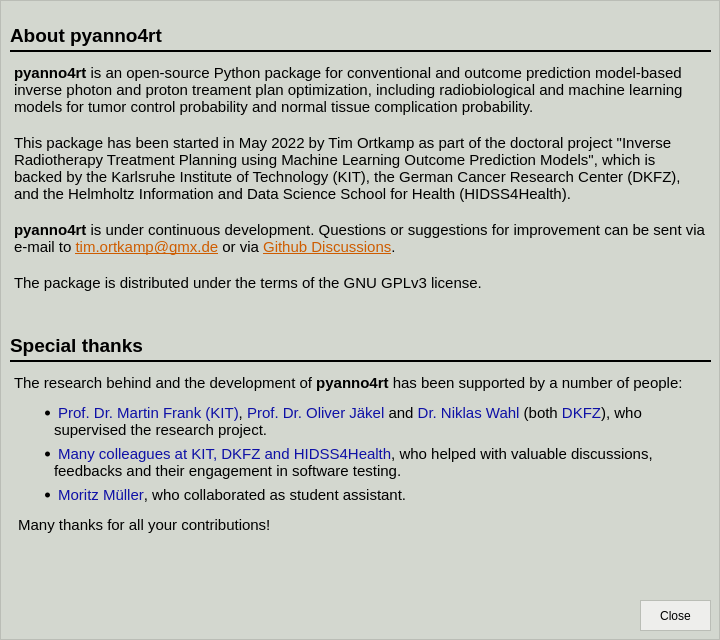
First picture: the form in pyanno4rt/gui/designs/info_window.ui, repository pyanno4rt/pyanno4rt, before the edit.
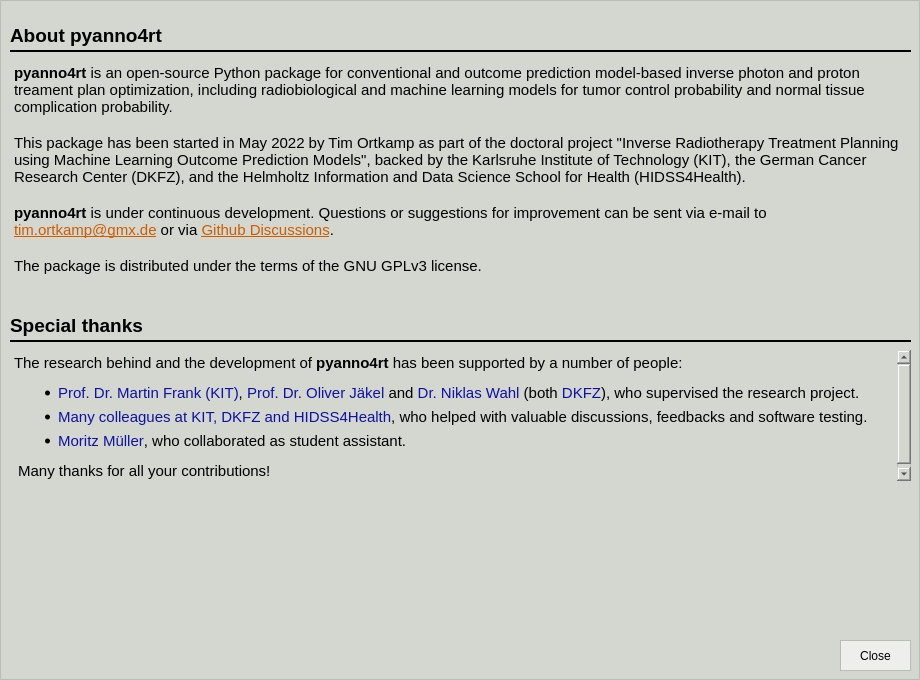
Second picture: the form after the edit.

What changed in the file:
```diff
--- a/pyanno4rt/gui/designs/info_window.ui
+++ b/pyanno4rt/gui/designs/info_window.ui
@@ -9,20 +9,20 @@
    <rect>
     <x>0</x>
     <y>0</y>
-    <width>720</width>
-    <height>640</height>
+    <width>920</width>
+    <height>680</height>
    </rect>
   </property>
   <property name="minimumSize">
    <size>
-    <width>720</width>
-    <height>640</height>
+    <width>920</width>
+    <height>680</height>
    </size>
   </property>
   <property name="maximumSize">
    <size>
-    <width>720</width>
-    <height>640</height>
+    <width>920</width>
+    <height>680</height>
    </size>
   </property>
   <property name="windowTitle">
@@ -44,7 +44,7 @@
      <rect>
       <x>10</x>
       <y>50</y>
-      <width>701</width>
+      <width>901</width>
       <height>2</height>
      </rect>
     </property>
@@ -92,8 +92,8 @@
      <rect>
       <x>10</x>
       <y>60</y>
-      <width>701</width>
-      <height>301</height>
+      <width>901</width>
+      <height>221</height>
      </rect>
     </property>
     <property name="styleSheet">
@@ -109,7 +109,7 @@
 &lt;/style&gt;&lt;/head&gt;&lt;body style=&quot; font-family:'Ubuntu'; font-size:11pt; font-weight:400; font-style:normal;&quot;&gt;
 &lt;p style=&quot; margin-top:0px; margin-bottom:0px; margin-left:0px; margin-right:0px; -qt-block-indent:0; text-indent:0px;&quot;&gt;&lt;span style=&quot; font-weight:600;&quot;&gt;pyanno4rt&lt;/span&gt; is an open-source Python package for conventional and outcome prediction model-based inverse photon and proton treament plan optimization, including radiobiological and machine learning models for tumor control probability and normal tissue complication probability.&lt;/p&gt;
 &lt;p style=&quot;-qt-paragraph-type:empty; margin-top:0px; margin-bottom:0px; margin-left:0px; margin-right:0px; -qt-block-indent:0; text-indent:0px;&quot;&gt;&lt;br /&gt;&lt;/p&gt;
-&lt;p style=&quot; margin-top:0px; margin-bottom:0px; margin-left:0px; margin-right:0px; -qt-block-indent:0; text-indent:0px;&quot;&gt;This package has been started in May 2022 by Tim Ortkamp as part of the doctoral project &amp;quot;Inverse Radiotherapy Treatment Planning using Machine Learning Outcome Prediction Models&amp;quot;, which is backed by the Karlsruhe Institute of Technology (KIT), the German Cancer Research Center (DKFZ), and the Helmholtz Information and Data Science School for Health (HIDSS4Health).&lt;/p&gt;
+&lt;p style=&quot; margin-top:0px; margin-bottom:0px; margin-left:0px; margin-right:0px; -qt-block-indent:0; text-indent:0px;&quot;&gt;This package has been started in May 2022 by Tim Ortkamp as part of the doctoral project &amp;quot;Inverse Radiotherapy Treatment Planning using Machine Learning Outcome Prediction Models&amp;quot;, backed by the Karlsruhe Institute of Technology (KIT), the German Cancer Research Center (DKFZ), and the Helmholtz Information and Data Science School for Health (HIDSS4Health).&lt;/p&gt;
 &lt;p style=&quot;-qt-paragraph-type:empty; margin-top:0px; margin-bottom:0px; margin-left:0px; margin-right:0px; -qt-block-indent:0; text-indent:0px;&quot;&gt;&lt;br /&gt;&lt;/p&gt;
 &lt;p style=&quot; margin-top:0px; margin-bottom:0px; margin-left:0px; margin-right:0px; -qt-block-indent:0; text-indent:0px;&quot;&gt;&lt;span style=&quot; font-weight:600;&quot;&gt;pyanno4rt&lt;/span&gt; is under continuous development. Questions or suggestions for improvement can be sent via e-mail to &lt;a href=&quot;mailto:tim.ortkamp@gmx.de?subject=pyanno4rt&quot;&gt;&lt;span style=&quot; text-decoration: underline; color:#ce5c00;&quot;&gt;tim.ortkamp@gmx.de&lt;/span&gt;&lt;/a&gt; or via &lt;a href=&quot;https://github.com/pyanno4rt/pyanno4rt/discussions&quot;&gt;&lt;span style=&quot; text-decoration: underline; color:#ce5c00;&quot;&gt;Github Discussions&lt;/span&gt;&lt;/a&gt;.&lt;/p&gt;
 &lt;p style=&quot;-qt-paragraph-type:empty; margin-top:0px; margin-bottom:0px; margin-left:0px; margin-right:0px; -qt-block-indent:0; text-indent:0px;&quot;&gt;&lt;br /&gt;&lt;/p&gt;
@@ -126,8 +126,8 @@
     <property name="geometry">
      <rect>
       <x>10</x>
-      <y>360</y>
-      <width>701</width>
+      <y>340</y>
+      <width>901</width>
       <height>2</height>
      </rect>
     </property>
@@ -151,7 +151,7 @@
     <property name="geometry">
      <rect>
       <x>10</x>
-      <y>330</y>
+      <y>310</y>
       <width>181</width>
       <height>31</height>
      </rect>
@@ -174,9 +174,9 @@
     <property name="geometry">
      <rect>
       <x>10</x>
-      <y>370</y>
-      <width>701</width>
-      <height>181</height>
+      <y>350</y>
+      <width>901</width>
+      <height>131</height>
      </rect>
     </property>
     <property name="styleSheet">
@@ -192,7 +192,7 @@
 &lt;/style&gt;&lt;/head&gt;&lt;body style=&quot; font-family:'Ubuntu'; font-size:11pt; font-weight:400; font-style:normal;&quot;&gt;
 &lt;p style=&quot; margin-top:0px; margin-bottom:0px; margin-left:0px; margin-right:0px; -qt-block-indent:0; text-indent:0px;&quot;&gt;The research behind and the development of &lt;span style=&quot; font-weight:600;&quot;&gt;pyanno4rt&lt;/span&gt; has been supported by a number of people: &lt;/p&gt;
 &lt;ul style=&quot;margin-top: 0px; margin-bottom: 0px; margin-left: 0px; margin-right: 0px; -qt-list-indent: 1;&quot;&gt;&lt;li style=&quot; margin-top:12px; margin-bottom:6px; margin-left:0px; margin-right:0px; -qt-block-indent:0; text-indent:0px;&quot;&gt; &lt;span style=&quot; color:#0e10a6;&quot;&gt;Prof. Dr. Martin Frank (KIT)&lt;/span&gt;, &lt;span style=&quot; color:#0e10a6;&quot;&gt;Prof. Dr. Oliver Jäkel&lt;/span&gt; and &lt;span style=&quot; color:#0e10a6;&quot;&gt;Dr. Niklas Wahl&lt;/span&gt; (both &lt;span style=&quot; color:#0e10a6;&quot;&gt;DKFZ&lt;/span&gt;), who supervised the research project.&lt;/li&gt;
-&lt;li style=&quot; margin-top:0px; margin-bottom:6px; margin-left:0px; margin-right:0px; -qt-block-indent:0; text-indent:0px;&quot;&gt; &lt;span style=&quot; color:#0e10a6;&quot;&gt;Many colleagues at KIT, DKFZ and HIDSS4Health&lt;/span&gt;, who helped with valuable discussions, feedbacks and their engagement in software testing.&lt;/li&gt;
+&lt;li style=&quot; margin-top:0px; margin-bottom:6px; margin-left:0px; margin-right:0px; -qt-block-indent:0; text-indent:0px;&quot;&gt; &lt;span style=&quot; color:#0e10a6;&quot;&gt;Many colleagues at KIT, DKFZ and HIDSS4Health&lt;/span&gt;, who helped with valuable discussions, feedbacks and software testing.&lt;/li&gt;
 &lt;li style=&quot; margin-top:0px; margin-bottom:12px; margin-left:0px; margin-right:0px; -qt-block-indent:0; text-indent:0px;&quot;&gt; &lt;span style=&quot; color:#0e10a6;&quot;&gt;Moritz Müller&lt;/span&gt;, who collaborated as student assistant.&lt;/li&gt;&lt;/ul&gt;
 &lt;p style=&quot; margin-top:0px; margin-bottom:0px; margin-left:0px; margin-right:0px; -qt-block-indent:0; text-indent:0px;&quot;&gt; Many thanks for all your contributions!&lt;/p&gt;&lt;/body&gt;&lt;/html&gt;</string>
     </property>
@@ -200,8 +200,8 @@
    <widget class="QPushButton" name="close_info_pbutton">
     <property name="geometry">
      <rect>
-      <x>640</x>
-      <y>600</y>
+      <x>840</x>
+      <y>640</y>
       <width>71</width>
       <height>31</height>
      </rect>
```
